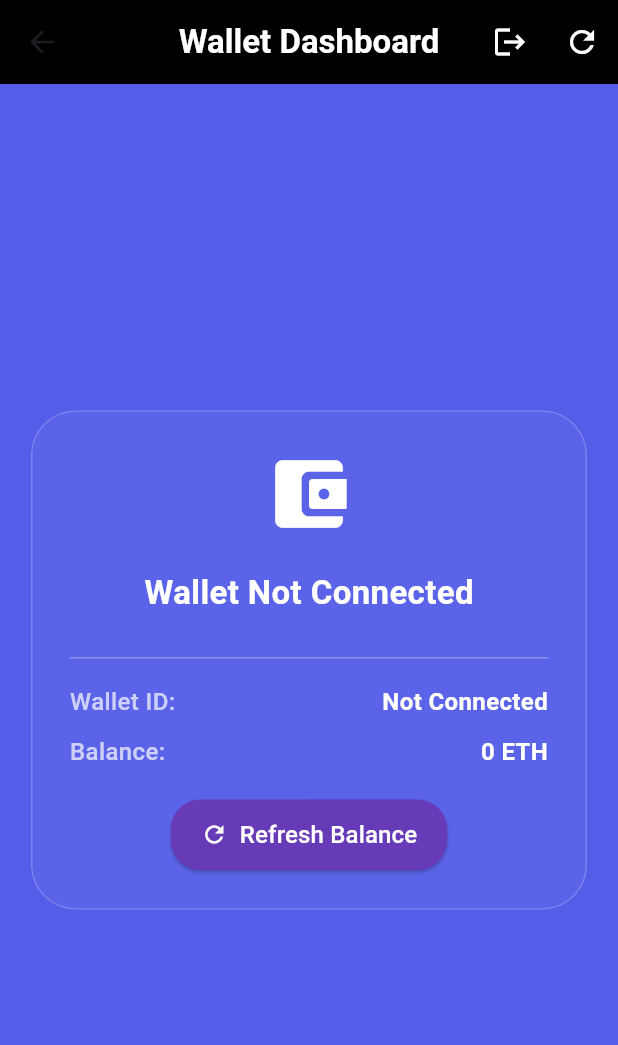
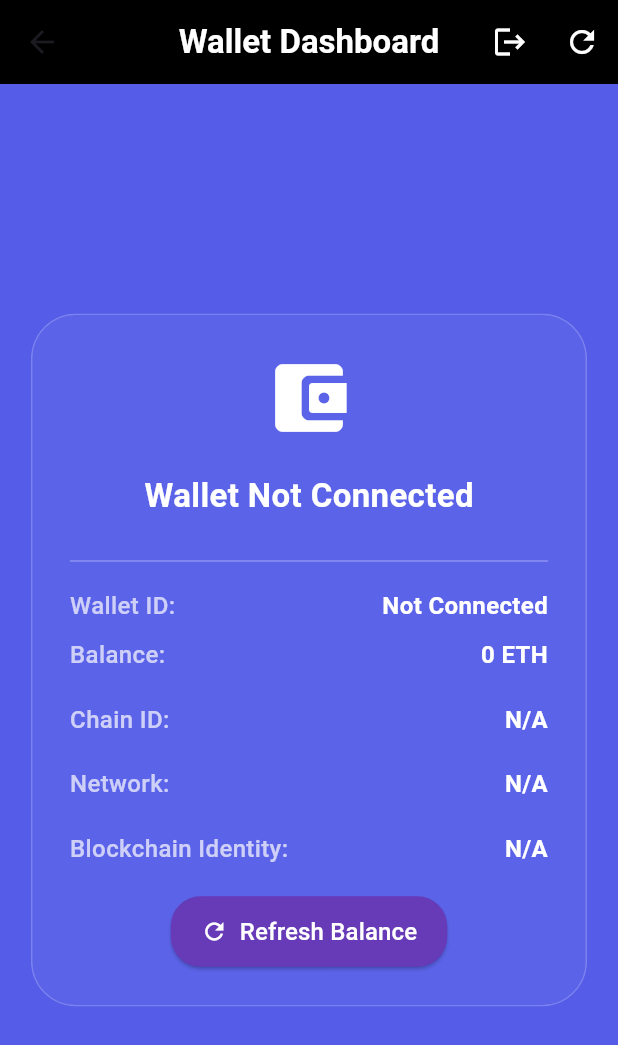
Before and after one commit to devhimuBlockVerse/metaMaskReown, a Flutter app: the DashboardView screen opened directly, on a phone screen of 412 x 824 dp. Shown: the top 1045 px of the screen. Run offline on Flutter 3.47's test engine with Material 3 defaults, Android fonts, the phone set to English and light mode, and no system bars; missing offline and left inert: reown_appkit, web3dart.

Commit message:
Update User WalletInfo

```diff
--- a/lib/view/dashboard.dart
+++ b/lib/view/dashboard.dart
@@ -78,6 +78,12 @@ class DashboardView extends StatelessWidget {
                   const SizedBox(height: 10),
                   _buildInfoRow('Balance', '${walletVM.balanceInEth} ETH'),
                   const SizedBox(height: 20),
+                  _buildInfoRow('Chain ID', '${walletVM.chainId ?? 'N/A'}'),
+                  const SizedBox(height: 20),
+                  _buildInfoRow('Network', '${walletVM.networkName ?? 'N/A'}'),
+                  const SizedBox(height: 20),
+                  _buildInfoRow('Blockchain Identity', '${walletVM.blockchainIdentity ?? 'N/A'}'),
+                  const SizedBox(height: 20),
                   ElevatedButton.icon(
                     onPressed: walletVM.isLoading
                         ? null
```
Also changed, not shown: lib/view/home_view.dart (+1 -45 lines), lib/viewmodel/wallet_viewmodel.dart (+10 -40 lines), 4 other files.
